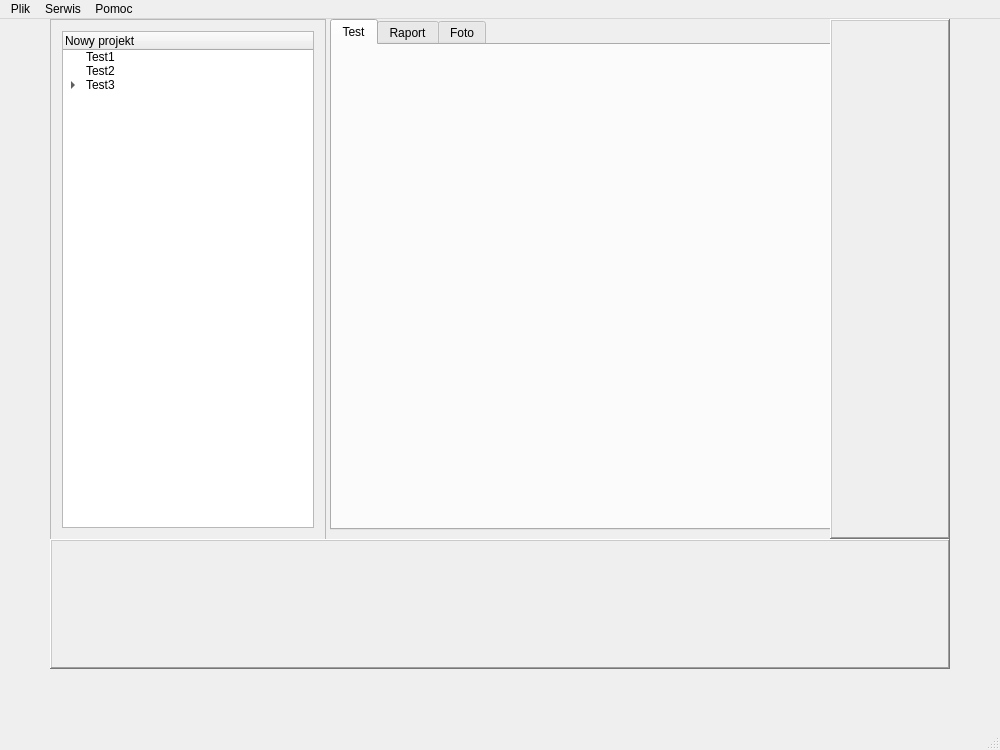
Old version of the form glowneokno.ui in the repository wiacekmarcin/StanowiskoChemiczne.
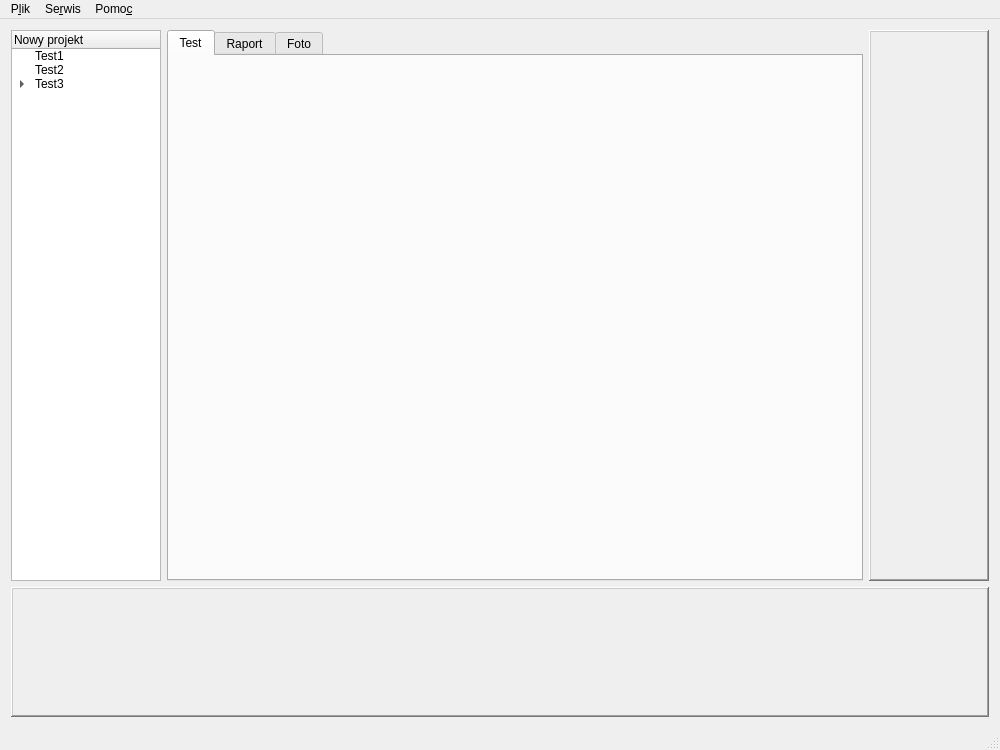
New version of the form. The open tabs and pages were chosen to show the change. Custom widgets are drawn as their Qt base class.

The edit to the form file:
```diff
--- a/glowneokno.ui
+++ b/glowneokno.ui
@@ -32,30 +32,21 @@
      <verstretch>0</verstretch>
     </sizepolicy>
    </property>
-   <widget class="QFrame" name="frProjekt">
-    <property name="geometry">
-     <rect>
-      <x>50</x>
-      <y>0</y>
-      <width>276</width>
-      <height>521</height>
-     </rect>
-    </property>
-    <property name="sizePolicy">
-     <sizepolicy hsizetype="Fixed" vsizetype="Fixed">
-      <horstretch>0</horstretch>
-      <verstretch>0</verstretch>
-     </sizepolicy>
-    </property>
-    <property name="frameShape">
-     <enum>QFrame::StyledPanel</enum>
-    </property>
-    <property name="frameShadow">
-     <enum>QFrame::Raised</enum>
-    </property>
-    <layout class="QHBoxLayout" name="horizontalLayout">
-     <item>
+   <layout class="QGridLayout" name="gridLayout">
+    <item row="0" column="0">
       <widget class="QTreeWidget" name="treeWidget">
+      <property name="minimumSize">
+       <size>
+        <width>50</width>
+        <height>0</height>
+       </size>
+      </property>
+      <property name="maximumSize">
+       <size>
+        <width>150</width>
+        <height>16777215</height>
+       </size>
+      </property>
        <column>
         <property name="text">
          <string>Nowy projekt</string>
@@ -102,19 +93,10 @@
        </item>
       </widget>
      </item>
-    </layout>
-   </widget>
+    <item row="0" column="1">
    <widget class="QTabWidget" name="tabObszarRoboczy">
-    <property name="geometry">
-     <rect>
-      <x>330</x>
-      <y>0</y>
-      <width>501</width>
-      <height>511</height>
-     </rect>
-    </property>
     <property name="sizePolicy">
-     <sizepolicy hsizetype="Fixed" vsizetype="Fixed">
+       <sizepolicy hsizetype="Preferred" vsizetype="Preferred">
       <horstretch>0</horstretch>
       <verstretch>0</verstretch>
      </sizepolicy>
@@ -139,17 +121,42 @@
      <layout class="QVBoxLayout" name="verticalLayout_2"/>
     </widget>
    </widget>
+    </item>
+    <item row="0" column="2">
+     <widget class="OknoStatusowe" name="frCzujniki">
+      <property name="sizePolicy">
+       <sizepolicy hsizetype="Fixed" vsizetype="Preferred">
+        <horstretch>0</horstretch>
+        <verstretch>0</verstretch>
+       </sizepolicy>
+      </property>
+      <property name="minimumSize">
+       <size>
+        <width>120</width>
+        <height>450</height>
+       </size>
+      </property>
+      <property name="maximumSize">
+       <size>
+        <width>120</width>
+        <height>1024</height>
+       </size>
+      </property>
+      <property name="frameShape">
+       <enum>QFrame::WinPanel</enum>
+      </property>
+      <property name="frameShadow">
+       <enum>QFrame::Raised</enum>
+      </property>
+      <property name="lineWidth">
+       <number>3</number>
+      </property>
+     </widget>
+    </item>
+    <item row="1" column="0" colspan="3">
    <widget class="QFrame" name="frWyniki">
-    <property name="geometry">
-     <rect>
-      <x>50</x>
-      <y>520</y>
-      <width>900</width>
-      <height>130</height>
-     </rect>
-    </property>
     <property name="sizePolicy">
-     <sizepolicy hsizetype="Fixed" vsizetype="Fixed">
+       <sizepolicy hsizetype="Preferred" vsizetype="Preferred">
       <horstretch>0</horstretch>
       <verstretch>0</verstretch>
      </sizepolicy>
@@ -169,83 +176,55 @@
     <property name="lineWidth">
      <number>2</number>
     </property>
-    <layout class="QVBoxLayout" name="verticalLayout">
+      <layout class="QHBoxLayout" name="horizontalLayout_2" stretch="0,0,0">
      <property name="spacing">
-      <number>0</number>
+        <number>9</number>
      </property>
      <property name="leftMargin">
-      <number>0</number>
+        <number>9</number>
      </property>
      <property name="topMargin">
-      <number>0</number>
+        <number>9</number>
      </property>
      <property name="rightMargin">
-      <number>0</number>
+        <number>9</number>
      </property>
      <property name="bottomMargin">
-      <number>0</number>
-     </property>
+        <number>9</number>
+       </property>
+       <item>
+        <spacer name="horizontalSpacer">
+         <property name="orientation">
+          <enum>Qt::Horizontal</enum>
+         </property>
+         <property name="sizeHint" stdset="0">
+          <size>
+           <width>40</width>
+           <height>20</height>
+          </size>
+         </property>
+        </spacer>
+       </item>
      <item>
       <widget class="CzujnikiAnalogoweOkno" name="widget" native="true"/>
      </item>
-    </layout>
-   </widget>
-   <widget class="QFrame" name="frCzujniki">
-    <property name="geometry">
-     <rect>
-      <x>830</x>
-      <y>0</y>
-      <width>120</width>
-      <height>520</height>
-     </rect>
-    </property>
-    <property name="sizePolicy">
-     <sizepolicy hsizetype="Fixed" vsizetype="Fixed">
-      <horstretch>0</horstretch>
-      <verstretch>0</verstretch>
-     </sizepolicy>
-    </property>
-    <property name="minimumSize">
+       <item>
+        <spacer name="horizontalSpacer_2">
+         <property name="orientation">
+          <enum>Qt::Horizontal</enum>
+         </property>
+         <property name="sizeHint" stdset="0">
      <size>
-      <width>120</width>
-      <height>520</height>
-     </size>
-    </property>
-    <property name="frameShape">
-     <enum>QFrame::WinPanel</enum>
-    </property>
-    <property name="frameShadow">
-     <enum>QFrame::Raised</enum>
-    </property>
-    <property name="lineWidth">
-     <number>3</number>
-    </property>
-    <widget class="OknoStatusowe" name="oknoStatusowe" native="true">
-     <property name="geometry">
-      <rect>
-       <x>0</x>
-       <y>0</y>
-       <width>120</width>
-       <height>520</height>
-      </rect>
-     </property>
-     <property name="sizePolicy">
-      <sizepolicy hsizetype="Fixed" vsizetype="Fixed">
-       <horstretch>0</horstretch>
-       <verstretch>0</verstretch>
-      </sizepolicy>
-     </property>
-     <property name="minimumSize">
-      <size>
-       <width>120</width>
-       <height>520</height>
-      </size>
-     </property>
-     <property name="layoutDirection">
-      <enum>Qt::LeftToRight</enum>
-     </property>
-    </widget>
-   </widget>
+           <width>40</width>
+           <height>20</height>
+          </size>
+         </property>
+        </spacer>
+       </item>
+      </layout>
+     </widget>
+    </item>
+   </layout>
   </widget>
   <widget class="QMenuBar" name="menuBar">
    <property name="geometry">
@@ -258,7 +237,7 @@
    </property>
    <widget class="QMenu" name="menuPlik">
     <property name="title">
-     <string>Plik</string>
+     <string>P&amp;lik</string>
     </property>
     <addaction name="actionNowy_projekt"/>
     <addaction name="actionNowy_Test"/>
@@ -274,7 +253,7 @@
    </widget>
    <widget class="QMenu" name="menuSerwer">
     <property name="title">
-     <string>Serwis</string>
+     <string>Se&amp;rwis</string>
     </property>
     <widget class="QMenu" name="menuDataq_Card">
      <property name="title">
@@ -312,7 +291,7 @@
    </widget>
    <widget class="QMenu" name="menuPomoc">
     <property name="title">
-     <string>Pomoc</string>
+     <string>Pomo&amp;c</string>
     </property>
     <addaction name="actionInstrukcja"/>
    </widget>
@@ -457,18 +436,18 @@
  </widget>
  <layoutdefault spacing="6" margin="11"/>
  <customwidgets>
-  <customwidget>
-   <class>OknoStatusowe</class>
-   <extends>QWidget</extends>
-   <header>oknostatusowe.h</header>
-   <container>1</container>
-  </customwidget>
   <customwidget>
    <class>CzujnikiAnalogoweOkno</class>
    <extends>QWidget</extends>
    <header>czujnikianalogoweokno.h</header>
    <container>1</container>
   </customwidget>
+  <customwidget>
+   <class>OknoStatusowe</class>
+   <extends>QFrame</extends>
+   <header>oknostatusowe.h</header>
+   <container>1</container>
+  </customwidget>
  </customwidgets>
  <resources/>
  <connections/>
```
Left out of the diff: 54 changed lines with no effect on the pictures. Lines whose indentation alone changed are shown as unchanged.
